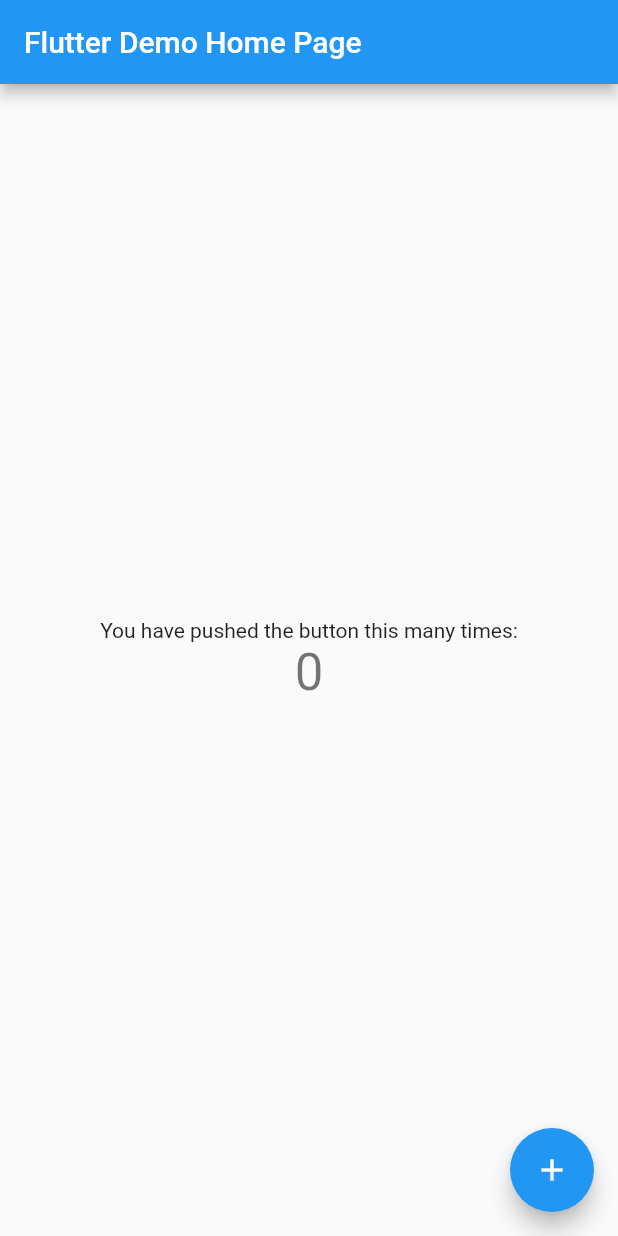
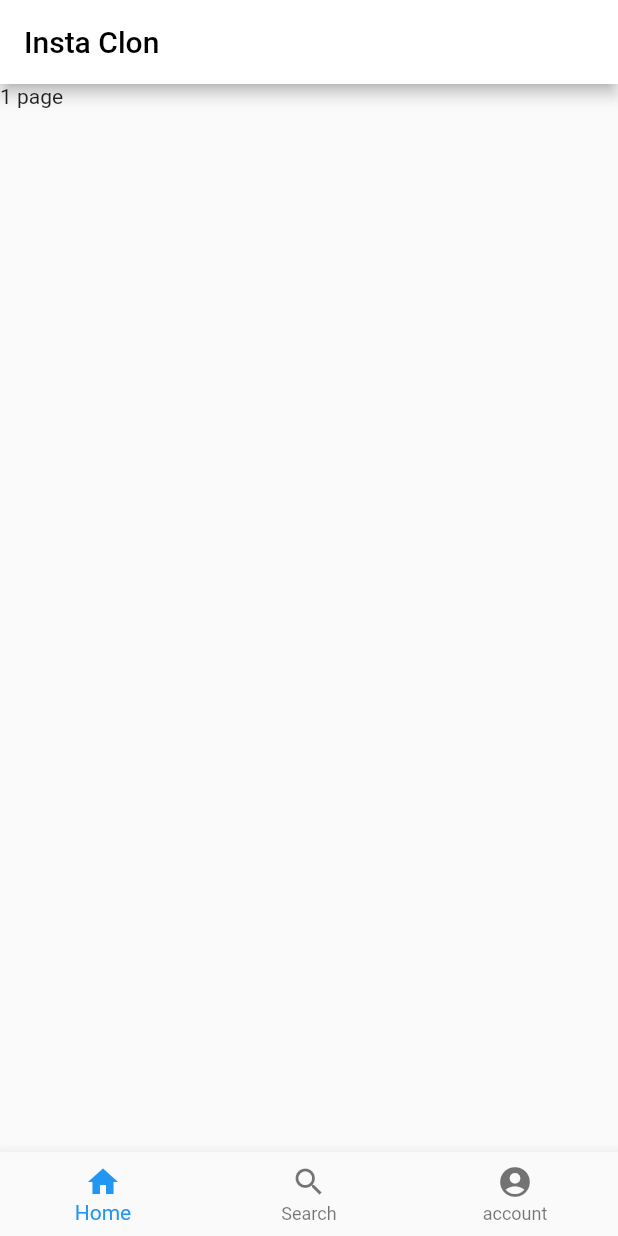
Before and after one commit to junsuk5/flutter_insta_clon, a Flutter app: the screen it shows after launch, on a phone screen of 412 x 824 dp. Run offline on Flutter 3.47's test engine with Material 2 defaults, Android fonts, the phone set to English and light mode, and no system bars.

Commit message:
BottomNavigation, 페이지 3개

```diff
--- /dev/null
+++ b/lib/account_page.dart
@@ -0,0 +1,13 @@
+import 'package:flutter/material.dart';
+
+class AccountPage extends StatefulWidget {
+  @override
+  _AccountPageState createState() => _AccountPageState();
+}
+
+class _AccountPageState extends State<AccountPage> {
+  @override
+  Widget build(BuildContext context) {
+    return Text('Account page');
+  }
+}
--- /dev/null
+++ b/lib/home_page.dart
@@ -0,0 +1,13 @@
+import 'package:flutter/material.dart';
+
+class HomePage extends StatefulWidget {
+  @override
+  _HomePageState createState() => _HomePageState();
+}
+
+class _HomePageState extends State<HomePage> {
+  @override
+  Widget build(BuildContext context) {
+    return Text('1 page');
+  }
+}
--- a/lib/main.dart
+++ b/lib/main.dart
@@ -1,4 +1,5 @@
 import 'package:flutter/material.dart';
+import 'root_page.dart';
 
 void main() => runApp(MyApp());
 
@@ -9,103 +10,9 @@ class MyApp extends StatelessWidget {
     return MaterialApp(
       title: 'Flutter Demo',
       theme: ThemeData(
-        // This is the theme of your application.
-        //
-        // Try running your application with "flutter run". You'll see the
-        // application has a blue toolbar. Then, without quitting the app, try
-        // changing the primarySwatch below to Colors.green and then invoke
-        // "hot reload" (press "r" in the console where you ran "flutter run",
-        // or simply save your changes to "hot reload" in a Flutter IDE).
-        // Notice that the counter didn't reset back to zero; the application
-        // is not restarted.
         primarySwatch: Colors.blue,
       ),
-      home: MyHomePage(title: 'Flutter Demo Home Page'),
+      home: RootPage(),
     );
   }
 }
-
-class MyHomePage extends StatefulWidget {
-  MyHomePage({Key key, this.title}) : super(key: key);
-
-  // This widget is the home page of your application. It is stateful, meaning
-  // that it has a State object (defined below) that contains fields that affect
-  // how it looks.
-
-  // This class is the configuration for the state. It holds the values (in this
-  // case the title) provided by the parent (in this case the App widget) and
-  // used by the build method of the State. Fields in a Widget subclass are
-  // always marked "final".
-
-  final String title;
-
-  @override
-  _MyHomePageState createState() => _MyHomePageState();
-}
-
-class _MyHomePageState extends State<MyHomePage> {
-  int _counter = 0;
-
-  void _incrementCounter() {
-    setState(() {
-      // This call to setState tells the Flutter framework that something has
-      // changed in this State, which causes it to rerun the build method below
-      // so that the display can reflect the updated values. If we changed
-      // _counter without calling setState(), then the build method would not be
-      // called again, and so nothing would appear to happen.
-      _counter++;
-    });
-  }
-
-  @override
-  Widget build(BuildContext context) {
-    // This method is rerun every time setState is called, for instance as done
-    // by the _incrementCounter method above.
-    //
-    // The Flutter framework has been optimized to make rerunning build methods
-    // fast, so that you can just rebuild anything that needs updating rather
-    // than having to individually change instances of widgets.
-    return Scaffold(
-      appBar: AppBar(
-        // Here we take the value from the MyHomePage object that was created by
-        // the App.build method, and use it to set our appbar title.
-        title: Text(widget.title),
-      ),
-      body: Center(
-        // Center is a layout widget. It takes a single child and positions it
-        // in the middle of the parent.
-        child: Column(
-          // Column is also layout widget. It takes a list of children and
-          // arranges them vertically. By default, it sizes itself to fit its
-          // children horizontally, and tries to be as tall as its parent.
-          //
-          // Invoke "debug painting" (press "p" in the console, choose the
-          // "Toggle Debug Paint" action from the Flutter Inspector in Android
-          // Studio, or the "Toggle Debug Paint" command in Visual Studio Code)
-          // to see the wireframe for each widget.
-          //
-          // Column has various properties to control how it sizes itself and
-          // how it positions its children. Here we use mainAxisAlignment to
-          // center the children vertically; the main axis here is the vertical
-          // axis because Columns are vertical (the cross axis would be
-          // horizontal).
-          mainAxisAlignment: MainAxisAlignment.center,
-          children: <Widget>[
-            Text(
-              'You have pushed the button this many times:',
-            ),
-            Text(
-              '$_counter',
-              style: Theme.of(context).textTheme.display1,
-            ),
-          ],
-        ),
-      ),
-      floatingActionButton: FloatingActionButton(
-        onPressed: _incrementCounter,
-        tooltip: 'Increment',
-        child: Icon(Icons.add),
-      ), // This trailing comma makes auto-formatting nicer for build methods.
-    );
-  }
-}
--- /dev/null
+++ b/lib/root_page.dart
@@ -0,0 +1,14 @@
+import 'package:flutter/material.dart';
+import 'tap_page.dart';
+
+class RootPage extends StatefulWidget {
+  @override
+  _RootPageState createState() => _RootPageState();
+}
+
+class _RootPageState extends State<RootPage> {
+  @override
+  Widget build(BuildContext context) {
+    return TapPage();
+  }
+}
--- /dev/null
+++ b/lib/search_page.dart
@@ -0,0 +1,13 @@
+import 'package:flutter/material.dart';
+
+class SearchPage extends StatefulWidget {
+  @override
+  _SearchPageState createState() => _SearchPageState();
+}
+
+class _SearchPageState extends State<SearchPage> {
+  @override
+  Widget build(BuildContext context) {
+    return Text('Search page');
+  }
+}
--- /dev/null
+++ b/lib/tap_page.dart
@@ -0,0 +1,43 @@
+import 'package:flutter/material.dart';
+import 'package:instagram_clon/account_page.dart';
+import 'package:instagram_clon/home_page.dart';
+import 'package:instagram_clon/search_page.dart';
+
+class TapPage extends StatefulWidget {
+  @override
+  _TapPageState createState() => _TapPageState();
+}
+
+class _TapPageState extends State<TapPage> {
+  int _selectedIndex = 0;
+
+  final _pages = [
+    HomePage(),
+    SearchPage(),
+    AccountPage()
+  ];
+
+  @override
+  Widget build(BuildContext context) {
+    return Scaffold(
+      appBar: AppBar(
+        backgroundColor: Colors.white,
+        title: Text('Insta Clon', style: TextStyle(color: Colors.black),),
+      ),
+      body: _pages[_selectedIndex],
+      bottomNavigationBar: BottomNavigationBar(items: <BottomNavigationBarItem>[
+        BottomNavigationBarItem(icon: Icon(Icons.home), title: Text('Home')),
+        BottomNavigationBarItem(icon: Icon(Icons.search), title: Text('Search')),
+        BottomNavigationBarItem(icon: Icon(Icons.account_circle), title: Text('account')),
+      ],
+      currentIndex: _selectedIndex,
+      onTap: _onItemTapped,),
+    );
+  }
+
+  void _onItemTapped(int index) {
+    setState(() {
+      _selectedIndex = index;
+    });
+  }
+}
```
